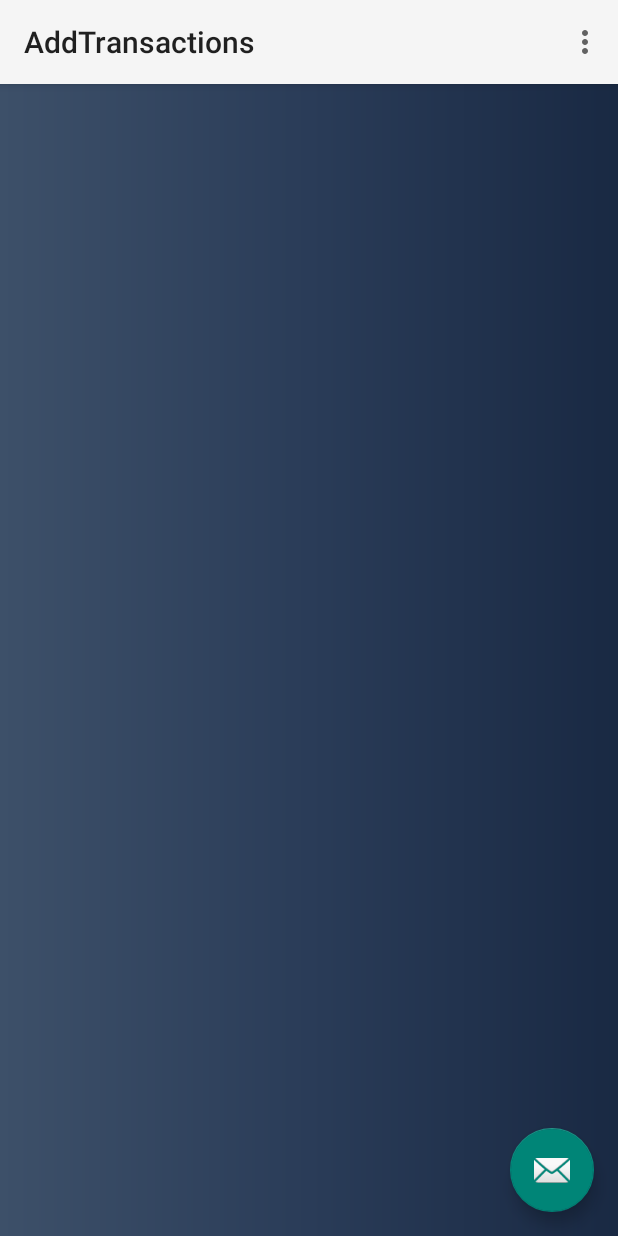
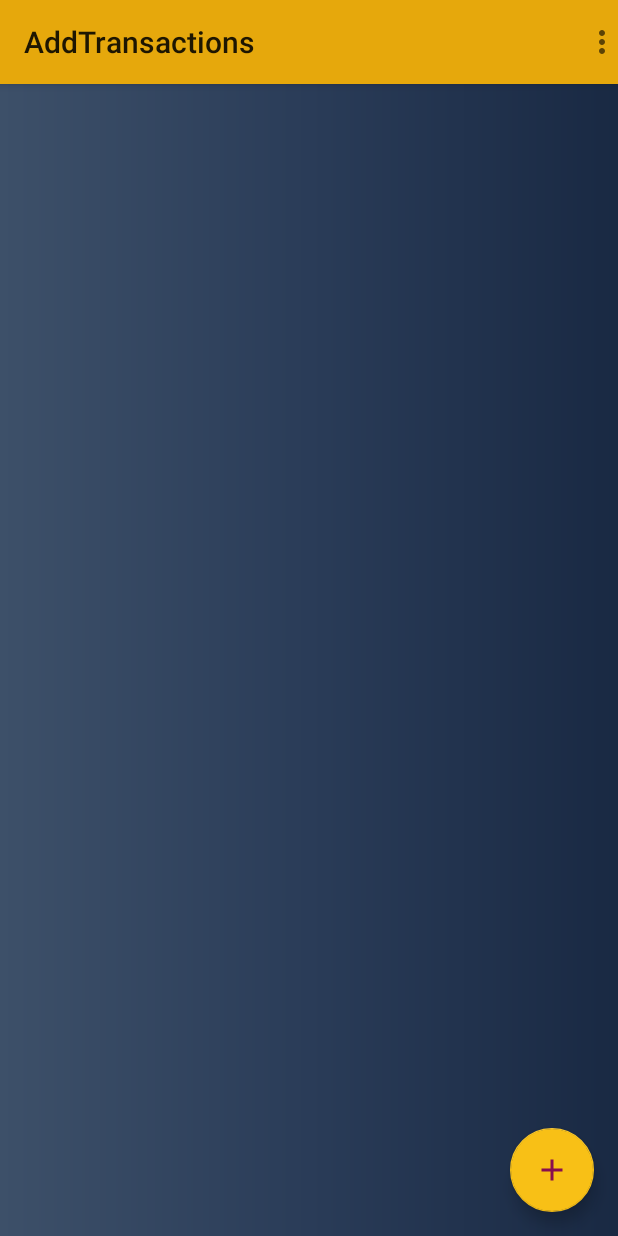
Before and after one commit to amit1144576/Expense-Tracker, an Android app: the screen it shows after launch (AddTransactions), after a tap on "Guest", on a phone screen of 412 x 824 dp. Run offline under Robolectric (Android 15) with nearby library versions, the phone set to English and light mode, and no system bars; our stand-ins replace Firebase (no records; nobody signed in at launch, a user with empty details on screens opened directly); 2 other taps on this screen came first.

Commit message:
Added color to actionbar , desgined floating add transaction button

```diff
--- a/app/build.gradle
+++ b/app/build.gradle
@@ -31,4 +31,6 @@ dependencies {
     implementation 'com.android.support:cardview-v7:28.0.0'
     implementation 'com.google.firebase:firebase-auth:17.0.0'
     implementation 'com.android.support:recyclerview-v7:28.0.0'
+    implementation 'com.android.support:design:28.0.0'
+    implementation 'com.android.support:appcompat-v7:28.0.0'
 }
--- a/app/src/main/AndroidManifest.xml
+++ b/app/src/main/AndroidManifest.xml
@@ -12,7 +12,7 @@
         <activity
             android:name=".AddTransactions"
             android:label="@string/title_activity_add_transactions"
-            android:theme="@style/AppTheme.NoActionBar"></activity>
+            android:theme="@style/AppTheme.NoActionBar" />
 
         <meta-data
             android:name="com.google.android.actions"
--- a/app/src/main/java/com/example/prototype1/AddTransactions.java
+++ b/app/src/main/java/com/example/prototype1/AddTransactions.java
@@ -1,5 +1,5 @@
 package com.example.prototype1;
-
+import android.content.Intent;
 import android.os.Bundle;
 import android.support.design.widget.FloatingActionButton;
 import android.support.design.widget.Snackbar;
@@ -10,14 +10,25 @@ import android.view.MenuItem;
 import android.view.View;
 import android.widget.Toast;
 
+import com.google.firebase.auth.FirebaseAuth;
+
+import static com.example.prototype1.R.id.fab;
+
 public class AddTransactions extends AppCompatActivity {
+
+
+
+    private FirebaseAuth firebaseAuth;
 
     @Override
     protected void onCreate(Bundle savedInstanceState) {
         super.onCreate(savedInstanceState);
         setContentView(R.layout.activity_add_transactions);
         Toolbar toolbar = findViewById(R.id.toolbar);
+       // FloatingActionButton fab = findViewById(R.id.fab);
         setSupportActionBar(toolbar);
+        firebaseAuth = FirebaseAuth.getInstance();
+
 
         FloatingActionButton fab = findViewById(R.id.fab);
         fab.setOnClickListener(new View.OnClickListener() {
@@ -48,7 +59,18 @@ public class AddTransactions extends AppCompatActivity {
 
                 Toast.makeText(this,"home clicked",Toast.LENGTH_SHORT).show();
 
+            case R.id.logout: {
+
+                    firebaseAuth.signOut();
+                    finish();
+                    startActivity(new Intent(this, MainActivity.class));
+                    Toast.makeText(this, "User Logout success", Toast.LENGTH_SHORT).show();
+
+            }
         }
+
+
+
 
         return true;
     }
--- a/app/src/main/java/com/example/prototype1/MainActivity.java
+++ b/app/src/main/java/com/example/prototype1/MainActivity.java
@@ -28,6 +28,7 @@ public class MainActivity extends AppCompatActivity implements View.OnClickListe
     public TextView textViewLogin;
     public TextView textViewGuest;
     public ProgressDialog progressDialog;
+    public static boolean guestFlag = false;
     private FirebaseAuth firebaseAuth;
 
 
@@ -49,7 +50,7 @@ public class MainActivity extends AppCompatActivity implements View.OnClickListe
         if(firebaseAuth .getCurrentUser()!=null){
 
             //go to add tranaction page if user is already loggedin
-
+            startActivity(new Intent(getApplicationContext(), AddTransactions.class));
         }
 
         textViewLogin.setOnClickListener(this);
@@ -87,7 +88,7 @@ public class MainActivity extends AppCompatActivity implements View.OnClickListe
 
         }
 
-        progressDialog.setMessage("Registering..");
+        progressDialog.setMessage("Authenticating..");
         progressDialog.show();
         firebaseAuth.signInWithEmailAndPassword(email,password).addOnCompleteListener(this,new OnCompleteListener<AuthResult>(){
 
@@ -95,6 +96,12 @@ public class MainActivity extends AppCompatActivity implements View.OnClickListe
             public void onComplete(@NonNull Task<AuthResult> task) {
 
                 progressDialog.dismiss();
+                if(task.isSuccessful()){
+                    guestFlag = false;
+                    finish();
+                    startActivity(new Intent(getApplicationContext(), AddTransactions.class));
+                }
+
 
             }
 
@@ -120,6 +127,10 @@ public class MainActivity extends AppCompatActivity implements View.OnClickListe
         }
 
         if(view == textViewGuest) {
+
+            firebaseAuth.signOut();
+            finish();
+            guestFlag = true;
             Intent intent = new Intent(MainActivity.this,
                     AddTransactions.class);
             startActivity(intent);
--- /dev/null
+++ b/app/src/main/res/drawable/ic_add_button.xml
@@ -0,0 +1,9 @@
+<vector xmlns:android="http://schemas.android.com/apk/res/android"
+        android:width="24dp"
+        android:height="24dp"
+        android:viewportWidth="24.0"
+        android:viewportHeight="24.0">
+    <path
+        android:fillColor="#880E4F"
+        android:pathData="M19,13h-6v6h-2v-6H5v-2h6V5h2v6h6v2z"/>
+</vector>
--- a/app/src/main/res/layout/activity_add_transactions.xml
+++ b/app/src/main/res/layout/activity_add_transactions.xml
@@ -13,9 +13,9 @@
 
         <android.support.v7.widget.Toolbar
             android:id="@+id/toolbar"
-            android:layout_width="match_parent"
+            android:layout_width="423dp"
             android:layout_height="match_parent"
-            android:background="?attr/colorPrimary"
+            android:background="#E6A80C"
             app:popupTheme="@style/AppTheme.PopupOverlay" />
 
     </android.support.design.widget.AppBarLayout>
@@ -28,6 +28,8 @@
         android:layout_height="wrap_content"
         android:layout_gravity="bottom|end"
         android:layout_margin="@dimen/fab_margin"
-        app:srcCompat="@android:drawable/ic_dialog_email" />
+        app:backgroundTint="#F8C016"
+        android:src="@drawable/ic_add_button" />
+
 
 </android.support.design.widget.CoordinatorLayout>
--- a/app/src/main/res/menu/menu_items.xml
+++ b/app/src/main/res/menu/menu_items.xml
@@ -11,4 +11,9 @@
         android:id="@+id/setting">
 
     </item>
+
+    <item android:title="Logout"
+        android:id="@+id/logout">
+
+    </item>
 </menu>
--- a/app/src/main/res/values/strings.xml
+++ b/app/src/main/res/values/strings.xml
@@ -4,4 +4,5 @@
     <string name="title_activity_Register">Register</string>
     <string name="title_activity_add_transactions">AddTransactions</string>
     <string name="title_activity_main2">Main2Activity</string>
+    <string name="title_activity_transactions">transactions</string>
 </resources>
```
Also changed, not shown: app/src/main/java/com/example/prototype1/Register.java (+7 -0 lines), app/src/main/res/drawable-anydpi/ic_action_add.xml (added, +13 -0 lines), app/src/main/res/layout/content_transactions.xml (added, +11 -0 lines), app/src/main/res/drawable-hdpi/ic_action_add.png (added), app/src/main/res/drawable-mdpi/ic_action_add.png (added), app/src/main/res/drawable-xhdpi/ic_action_add.png (added), app/src/main/res/drawable-xxhdpi/ic_action_add.png (added).
